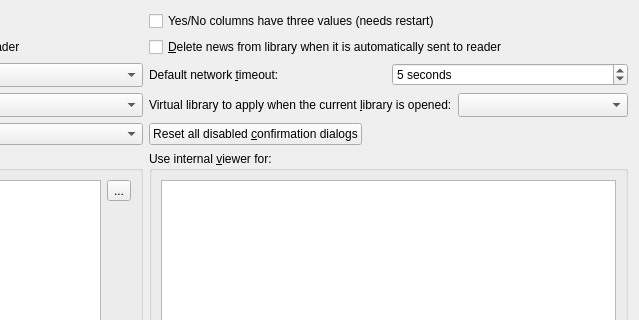
Old version of the form src/calibre/gui2/preferences/behavior.ui in the repository debian-calibre/calibre; both pictures show x 302 to 941 and y 0 to 320 of the 941 by 563 pixel window.
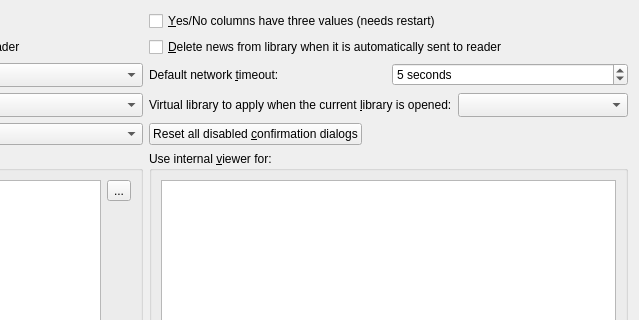
New version of the form. Icons and pictures are not drawn.

```diff
--- a/src/calibre/gui2/preferences/behavior.ui
+++ b/src/calibre/gui2/preferences/behavior.ui
@@ -28,7 +28,7 @@
 If not checked, the values can be Yes or No.</string>
      </property>
      <property name="text">
-      <string>Yes/No columns have three values (needs restart)</string>
+      <string>&amp;Yes/No columns have three values (needs restart)</string>
      </property>
     </widget>
    </item>
```
